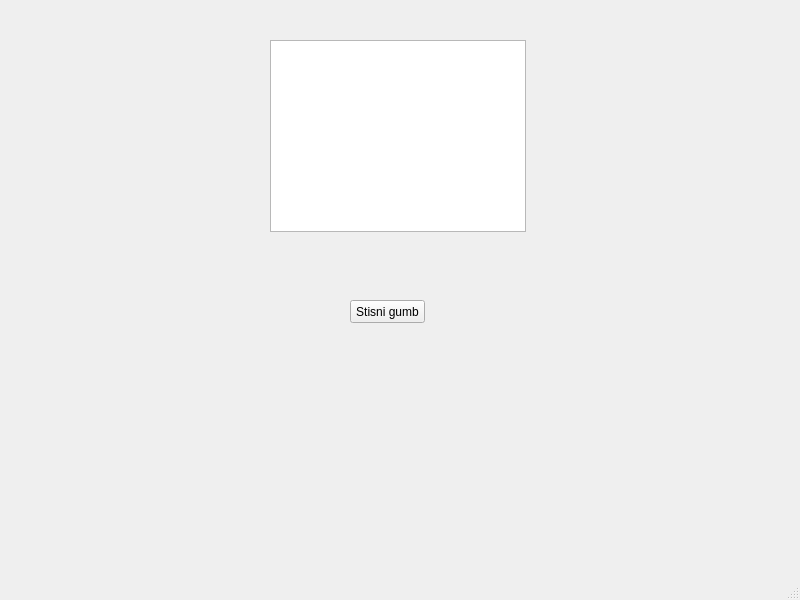
Qt form frontend/gui.ui (Domy7/TimeUsageMonitor) before a commit.
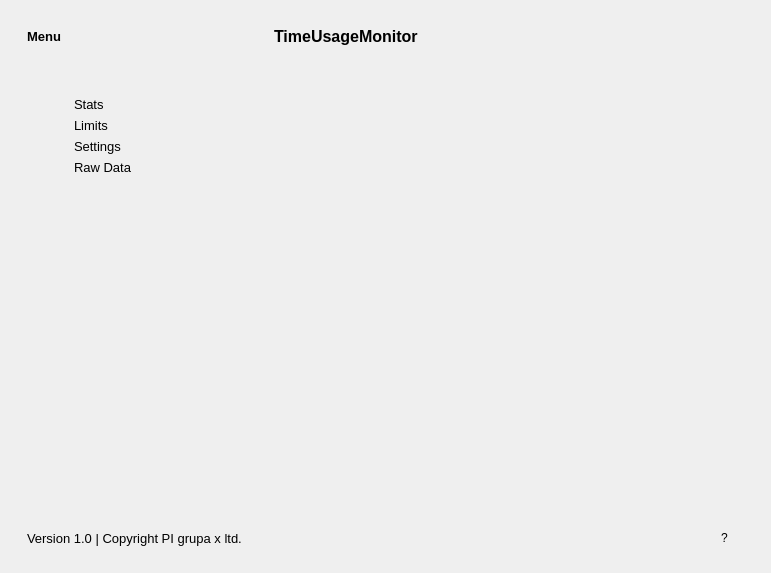
The same form after that commit. Icons and pictures are not drawn.

```diff
--- a/frontend/gui.ui
+++ b/frontend/gui.ui
@@ -6,49 +6,448 @@
    <rect>
     <x>0</x>
     <y>0</y>
-    <width>800</width>
-    <height>600</height>
+    <width>771</width>
+    <height>573</height>
    </rect>
   </property>
   <property name="windowTitle">
    <string>MainWindow</string>
   </property>
+  <property name="styleSheet">
+   <string notr="true">border: none</string>
+  </property>
   <widget class="QWidget" name="centralwidget">
-   <widget class="QPushButton" name="pushButton">
-    <property name="geometry">
-     <rect>
-      <x>350</x>
-      <y>300</y>
-      <width>75</width>
-      <height>23</height>
-     </rect>
-    </property>
-    <property name="text">
-     <string>Stisni gumb</string>
-    </property>
-   </widget>
-   <widget class="QTextBrowser" name="textBrowser">
-    <property name="geometry">
-     <rect>
-      <x>270</x>
-      <y>40</y>
-      <width>256</width>
-      <height>192</height>
-     </rect>
-    </property>
-   </widget>
+   <layout class="QVBoxLayout" name="verticalLayout">
+    <item alignment="Qt::AlignTop">
+     <widget class="QFrame" name="header_frame">
+      <property name="frameShape">
+       <enum>QFrame::StyledPanel</enum>
+      </property>
+      <property name="frameShadow">
+       <enum>QFrame::Raised</enum>
+      </property>
+      <layout class="QHBoxLayout" name="horizontalLayout">
+       <item>
+        <widget class="QFrame" name="header_left_fr">
+         <property name="frameShape">
+          <enum>QFrame::StyledPanel</enum>
+         </property>
+         <property name="frameShadow">
+          <enum>QFrame::Raised</enum>
+         </property>
+         <layout class="QHBoxLayout" name="horizontalLayout_4">
+          <item alignment="Qt::AlignLeft">
+           <widget class="QPushButton" name="pushButton">
+            <property name="font">
+             <font>
+              <pointsize>10</pointsize>
+              <weight>75</weight>
+              <bold>true</bold>
+             </font>
+            </property>
+            <property name="text">
+             <string>Menu</string>
+            </property>
+            <property name="icon">
+             <iconset resource="icons.qrc">
+              <normaloff>:/icons/icons/menu.svg</normaloff>:/icons/icons/menu.svg</iconset>
+            </property>
+            <property name="iconSize">
+             <size>
+              <width>32</width>
+              <height>32</height>
+             </size>
+            </property>
+           </widget>
+          </item>
+         </layout>
+        </widget>
+       </item>
+       <item>
+        <widget class="QFrame" name="header_center_fr">
+         <property name="frameShape">
+          <enum>QFrame::StyledPanel</enum>
+         </property>
+         <property name="frameShadow">
+          <enum>QFrame::Raised</enum>
+         </property>
+         <layout class="QHBoxLayout" name="horizontalLayout_3">
+          <item>
+           <widget class="QLabel" name="label">
+            <property name="font">
+             <font>
+              <pointsize>12</pointsize>
+              <weight>75</weight>
+              <bold>true</bold>
+             </font>
+            </property>
+            <property name="text">
+             <string>TimeUsageMonitor</string>
+            </property>
+           </widget>
+          </item>
+         </layout>
+        </widget>
+       </item>
+       <item alignment="Qt::AlignRight">
+        <widget class="QFrame" name="header_right_fr">
+         <property name="frameShape">
+          <enum>QFrame::StyledPanel</enum>
+         </property>
+         <property name="frameShadow">
+          <enum>QFrame::Raised</enum>
+         </property>
+         <layout class="QHBoxLayout" name="horizontalLayout_2">
+          <property name="spacing">
+           <number>10</number>
+          </property>
+          <property name="leftMargin">
+           <number>0</number>
+          </property>
+          <property name="topMargin">
+           <number>0</number>
+          </property>
+          <property name="rightMargin">
+           <number>0</number>
+          </property>
+          <property name="bottomMargin">
+           <number>0</number>
+          </property>
+          <item>
+           <widget class="QPushButton" name="minimize_button">
+            <property name="text">
+             <string/>
+            </property>
+            <property name="icon">
+             <iconset resource="icons.qrc">
+              <normaloff>:/icons/icons/minus.svg</normaloff>:/icons/icons/minus.svg</iconset>
+            </property>
+           </widget>
+          </item>
+          <item>
+           <widget class="QPushButton" name="resize_button">
+            <property name="text">
+             <string/>
+            </property>
+            <property name="icon">
+             <iconset>
+              <normaloff>icons/restore_window.png</normaloff>icons/restore_window.png</iconset>
+            </property>
+           </widget>
+          </item>
+          <item>
+           <widget class="QPushButton" name="exit_button">
+            <property name="text">
+             <string/>
+            </property>
+            <property name="icon">
+             <iconset resource="icons.qrc">
+              <normaloff>:/icons/icons/x.svg</normaloff>:/icons/icons/x.svg</iconset>
+            </property>
+           </widget>
+          </item>
+         </layout>
+        </widget>
+       </item>
+      </layout>
+     </widget>
+    </item>
+    <item>
+     <widget class="QFrame" name="center_frame">
+      <property name="sizePolicy">
+       <sizepolicy hsizetype="Preferred" vsizetype="Expanding">
+        <horstretch>0</horstretch>
+        <verstretch>0</verstretch>
+       </sizepolicy>
+      </property>
+      <property name="frameShape">
+       <enum>QFrame::StyledPanel</enum>
+      </property>
+      <property name="frameShadow">
+       <enum>QFrame::Raised</enum>
+      </property>
+      <layout class="QHBoxLayout" name="horizontalLayout_8">
+       <item alignment="Qt::AlignLeft">
+        <widget class="QFrame" name="left_menu_fr">
+         <property name="frameShape">
+          <enum>QFrame::StyledPanel</enum>
+         </property>
+         <property name="frameShadow">
+          <enum>QFrame::Raised</enum>
+         </property>
+         <layout class="QHBoxLayout" name="horizontalLayout_9">
+          <item alignment="Qt::AlignLeft|Qt::AlignTop">
+           <widget class="QFrame" name="menu_fr">
+            <property name="frameShape">
+             <enum>QFrame::StyledPanel</enum>
+            </property>
+            <property name="frameShadow">
+             <enum>QFrame::Raised</enum>
+            </property>
+            <layout class="QGridLayout" name="gridLayout">
+             <item row="2" column="0">
+              <widget class="QPushButton" name="settings_btn">
+               <property name="text">
+                <string/>
+               </property>
+               <property name="icon">
+                <iconset resource="icons.qrc">
+                 <normaloff>:/icons/icons/settings.svg</normaloff>:/icons/icons/settings.svg</iconset>
+               </property>
+               <property name="iconSize">
+                <size>
+                 <width>32</width>
+                 <height>32</height>
+                </size>
+               </property>
+              </widget>
+             </item>
+             <item row="0" column="0">
+              <widget class="QPushButton" name="stats_btn">
+               <property name="text">
+                <string/>
+               </property>
+               <property name="icon">
+                <iconset resource="icons.qrc">
+                 <normaloff>:/icons/icons/bar-chart-2.svg</normaloff>:/icons/icons/bar-chart-2.svg</iconset>
+               </property>
+               <property name="iconSize">
+                <size>
+                 <width>32</width>
+                 <height>32</height>
+                </size>
+               </property>
+              </widget>
+             </item>
+             <item row="1" column="1">
+              <widget class="QLabel" name="label_4">
+               <property name="font">
+                <font>
+                 <pointsize>10</pointsize>
+                </font>
+               </property>
+               <property name="text">
+                <string>Limits</string>
+               </property>
+               <property name="margin">
+                <number>5</number>
+               </property>
+              </widget>
+             </item>
+             <item row="0" column="1">
+              <widget class="QLabel" name="label_3">
+               <property name="font">
+                <font>
+                 <pointsize>10</pointsize>
+                </font>
+               </property>
+               <property name="text">
+                <string>Stats</string>
+               </property>
+               <property name="margin">
+                <number>5</number>
+               </property>
+              </widget>
+             </item>
+             <item row="1" column="0">
+              <widget class="QPushButton" name="lock_btn">
+               <property name="text">
+                <string/>
+               </property>
+               <property name="icon">
+                <iconset resource="icons.qrc">
+                 <normaloff>:/icons/icons/key.svg</normaloff>:/icons/icons/key.svg</iconset>
+               </property>
+               <property name="iconSize">
+                <size>
+                 <width>32</width>
+                 <height>32</height>
+                </size>
+               </property>
+              </widget>
+             </item>
+             <item row="2" column="1">
+              <widget class="QLabel" name="label_5">
+               <property name="font">
+                <font>
+                 <pointsize>10</pointsize>
+                </font>
+               </property>
+               <property name="text">
+                <string>Settings</string>
+               </property>
+               <property name="margin">
+                <number>5</number>
+               </property>
+              </widget>
+             </item>
+             <item row="3" column="0">
+              <widget class="QPushButton" name="pushButton_3">
+               <property name="text">
+                <string/>
+               </property>
+               <property name="icon">
+                <iconset resource="icons.qrc">
+                 <normaloff>:/icons/icons/database.svg</normaloff>:/icons/icons/database.svg</iconset>
+               </property>
+               <property name="iconSize">
+                <size>
+                 <width>32</width>
+                 <height>32</height>
+                </size>
+               </property>
+              </widget>
+             </item>
+             <item row="3" column="1">
+              <widget class="QLabel" name="label_6">
+               <property name="font">
+                <font>
+                 <pointsize>10</pointsize>
+                </font>
+               </property>
+               <property name="text">
+                <string>Raw Data</string>
+               </property>
+              </widget>
+             </item>
+            </layout>
+           </widget>
+          </item>
+         </layout>
+        </widget>
+       </item>
+       <item>
+        <widget class="QFrame" name="main_frame">
+         <property name="sizePolicy">
+          <sizepolicy hsizetype="Expanding" vsizetype="Preferred">
+           <horstretch>0</horstretch>
+           <verstretch>0</verstretch>
+          </sizepolicy>
+         </property>
+         <property name="frameShape">
+          <enum>QFrame::StyledPanel</enum>
+         </property>
+         <property name="frameShadow">
+          <enum>QFrame::Raised</enum>
+         </property>
+         <layout class="QVBoxLayout" name="verticalLayout_2">
+          <item>
+           <widget class="QStackedWidget" name="stackedWidget">
+            <property name="currentIndex">
+             <number>2</number>
+            </property>
+            <widget class="QWidget" name="stats_page"/>
+            <widget class="QWidget" name="lock_page"/>
+            <widget class="QWidget" name="settings_page"/>
+           </widget>
+          </item>
+         </layout>
+        </widget>
+       </item>
+       <item>
+        <widget class="QFrame" name="right_center_fr">
+         <property name="frameShape">
+          <enum>QFrame::StyledPanel</enum>
+         </property>
+         <property name="frameShadow">
+          <enum>QFrame::Raised</enum>
+         </property>
+        </widget>
+       </item>
+      </layout>
+     </widget>
+    </item>
+    <item alignment="Qt::AlignBottom">
+     <widget class="QFrame" name="footer_frame">
+      <property name="frameShape">
+       <enum>QFrame::StyledPanel</enum>
+      </property>
+      <property name="frameShadow">
+       <enum>QFrame::Raised</enum>
+      </property>
+      <layout class="QHBoxLayout" name="horizontalLayout_5">
+       <item>
+        <widget class="QFrame" name="frame_2">
+         <property name="frameShape">
+          <enum>QFrame::StyledPanel</enum>
+         </property>
+         <property name="frameShadow">
+          <enum>QFrame::Raised</enum>
+         </property>
+         <layout class="QHBoxLayout" name="horizontalLayout_7">
+          <item alignment="Qt::AlignLeft">
+           <widget class="QLabel" name="label_2">
+            <property name="font">
+             <font>
+              <pointsize>10</pointsize>
+             </font>
+            </property>
+            <property name="text">
+             <string>Version 1.0 | Copyright PI grupa x ltd.</string>
+            </property>
+           </widget>
+          </item>
+         </layout>
+        </widget>
+       </item>
+       <item>
+        <widget class="QFrame" name="frame_3">
+         <property name="frameShape">
+          <enum>QFrame::StyledPanel</enum>
+         </property>
+         <property name="frameShadow">
+          <enum>QFrame::Raised</enum>
+         </property>
+         <layout class="QHBoxLayout" name="horizontalLayout_6">
+          <item alignment="Qt::AlignRight">
+           <widget class="QPushButton" name="pushButton_2">
+            <property name="sizePolicy">
+             <sizepolicy hsizetype="Minimum" vsizetype="Fixed">
+              <horstretch>0</horstretch>
+              <verstretch>0</verstretch>
+             </sizepolicy>
+            </property>
+            <property name="text">
+             <string>?</string>
+            </property>
+            <property name="iconSize">
+             <size>
+              <width>16</width>
+              <height>16</height>
+             </size>
+            </property>
+           </widget>
+          </item>
+         </layout>
+        </widget>
+       </item>
+       <item alignment="Qt::AlignBottom">
+        <widget class="QFrame" name="size_grip">
+         <property name="minimumSize">
+          <size>
+           <width>10</width>
+           <height>10</height>
+          </size>
+         </property>
+         <property name="maximumSize">
+          <size>
+           <width>10</width>
+           <height>10</height>
+          </size>
+         </property>
+         <property name="frameShape">
+          <enum>QFrame::StyledPanel</enum>
+         </property>
+         <property name="frameShadow">
+          <enum>QFrame::Raised</enum>
+         </property>
+        </widget>
+       </item>
+      </layout>
+     </widget>
+    </item>
+   </layout>
   </widget>
-  <widget class="QMenuBar" name="menubar">
-   <property name="geometry">
-    <rect>
-     <x>0</x>
-     <y>0</y>
-     <width>800</width>
-     <height>21</height>
-    </rect>
-   </property>
-  </widget>
-  <widget class="QStatusBar" name="statusbar"/>
  </widget>
  <resources/>
  <connections/>
```
Left out of the diff: 4 changed lines with no effect on the pictures.
